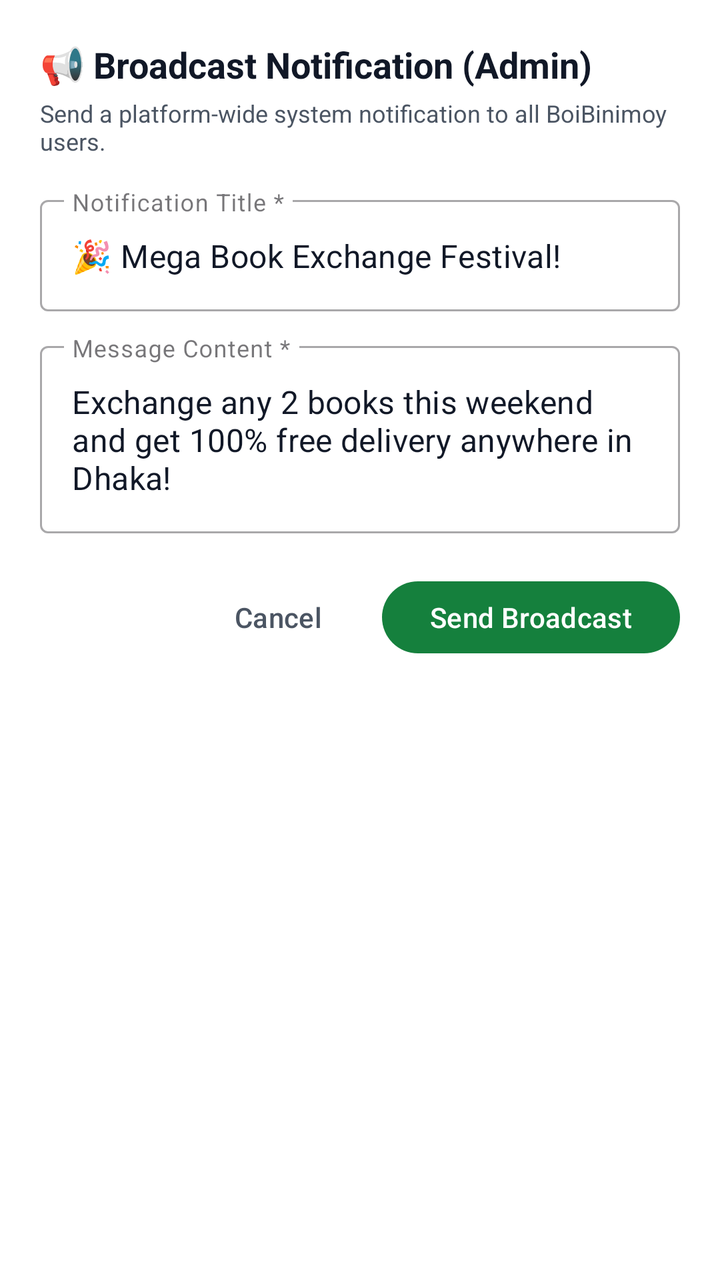
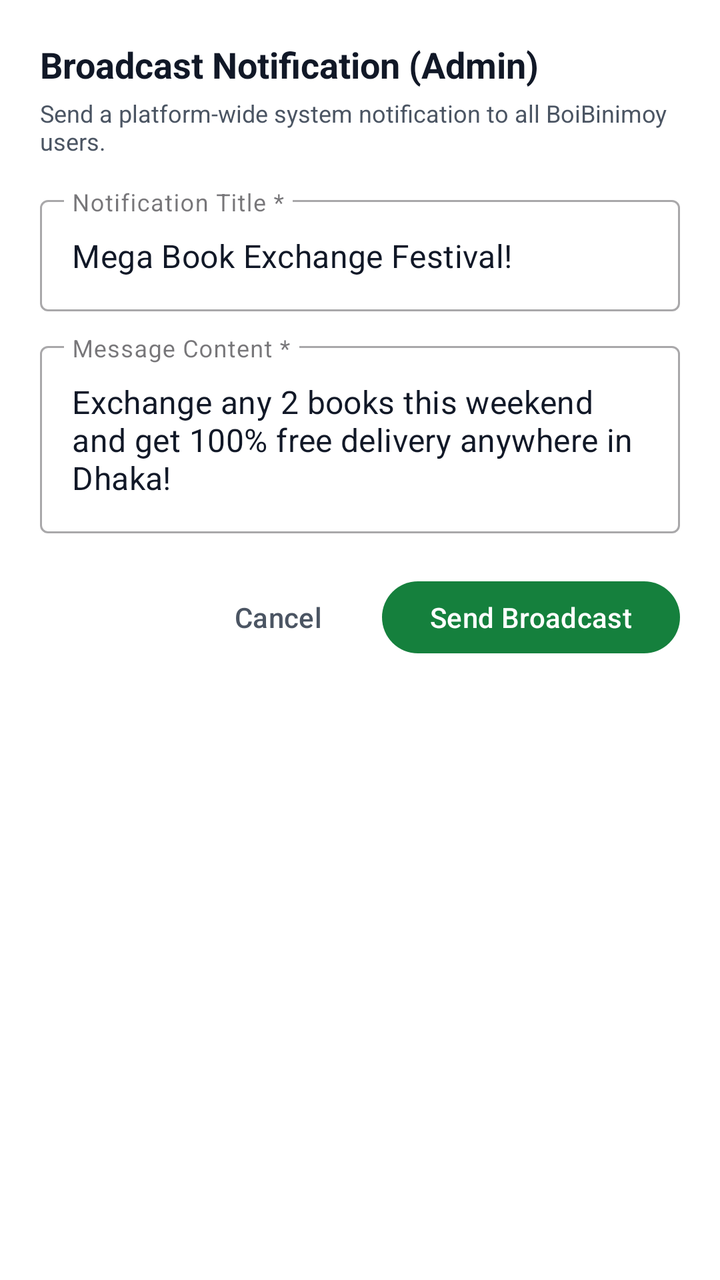

The first picture is an Android layout as it rendered before a commit; the second is the same layout after the commit. The layout source and the unified diff follow.
<!-- AndroidManifest.xml: application theme Theme.BoiBinimoy -->
<!-- res/layout/layout_admin_broadcast_dialog.xml -->
<?xml version="1.0" encoding="utf-8"?>
<LinearLayout xmlns:android="http://schemas.android.com/apk/res/android"
    xmlns:app="http://schemas.android.com/apk/res-auto"
    android:layout_width="match_parent"
    android:layout_height="wrap_content"
    android:orientation="vertical"
    android:padding="20dp"
    android:background="@color/white">

    <TextView
        android:layout_width="wrap_content"
        android:layout_height="wrap_content"
        android:text="📢 Broadcast Notification (Admin)"
        android:textColor="@color/text_primary"
        android:textSize="18sp"
        android:textStyle="bold" />

    <TextView
        android:layout_width="wrap_content"
        android:layout_height="wrap_content"
        android:layout_marginTop="4dp"
        android:text="Send a platform-wide system notification to all BoiBinimoy users."
        android:textColor="@color/text_secondary"
        android:textSize="12sp" />

    <com.google.android.material.textfield.TextInputLayout
        android:layout_width="match_parent"
        android:layout_height="wrap_content"
        android:layout_marginTop="16dp"
        android:hint="Notification Title *"
        style="@style/Widget.MaterialComponents.TextInputLayout.OutlinedBox">

        <com.google.android.material.textfield.TextInputEditText
            android:id="@+id/etAdminNotifTitle"
            android:layout_width="match_parent"
            android:layout_height="wrap_content"
            android:text="🎉 Mega Book Exchange Festival!"
            android:textColor="@color/text_primary" />

    </com.google.android.material.textfield.TextInputLayout>

    <com.google.android.material.textfield.TextInputLayout
        android:layout_width="match_parent"
        android:layout_height="wrap_content"
        android:layout_marginTop="12dp"
        android:hint="Message Content *"
        style="@style/Widget.MaterialComponents.TextInputLayout.OutlinedBox">

        <com.google.android.material.textfield.TextInputEditText
            android:id="@+id/etAdminNotifMsg"
            android:layout_width="match_parent"
            android:layout_height="wrap_content"
            android:lines="3"
            android:text="Exchange any 2 books this weekend and get 100% free delivery anywhere in Dhaka!"
            android:textColor="@color/text_primary" />

    </com.google.android.material.textfield.TextInputLayout>

    <LinearLayout
        android:layout_width="match_parent"
        android:layout_height="wrap_content"
        android:layout_marginTop="20dp"
        android:gravity="end"
        android:orientation="horizontal">

        <com.google.android.material.button.MaterialButton
            android:id="@+id/btnAdminCancelNotif"
            android:layout_width="wrap_content"
            android:layout_height="44dp"
            android:layout_marginEnd="8dp"
            android:text="Cancel"
            android:textColor="@color/text_secondary"
            style="@style/Widget.Material3.Button.TextButton" />

        <com.google.android.material.button.MaterialButton
            android:id="@+id/btnAdminSendNotif"
            android:layout_width="wrap_content"
            android:layout_height="44dp"
            android:text="Send Broadcast"
            android:textColor="@color/white"
            app:cornerRadius="22dp"
            app:backgroundTint="@color/primary_green" />

    </LinearLayout>

</LinearLayout>
<!-- resources referenced by this layout -->
<resources>
  <color name="primary_green">#15803D</color>
  <color name="text_primary">#111827</color>
  <color name="text_secondary">#4B5563</color>
  <color name="white">#FFFFFF</color>
  <style name="Theme.BoiBinimoy" parent="Theme.Material3.DayNight.NoActionBar">
          
          <item name="colorPrimary">@color/primary_green</item>
          <item name="colorPrimaryDark">@color/primary_green_dark</item>
          <item name="colorOnPrimary">@color/white</item>
          <item name="colorSecondary">@color/primary_green_light</item>
          <item name="colorSecondaryVariant">@color/primary_green_dark</item>
          <item name="colorOnSecondary">@color/white</item>
          
          
          <item name="android:statusBarColor">@color/background_light</item>
          <item name="android:windowLightStatusBar">true</item>
          <item name="android:navigationBarColor">@color/white</item>
          <item name="android:windowLightNavigationBar" tools:targetApi="o_mr1">true</item>
          <item name="android:windowBackground">@color/background_light</item>
          <item name="android:fitsSystemWindows">true</item>
      </style>
  <color name="primary_green_dark">#14532D</color>
  <color name="primary_green_light">#22C55E</color>
  <color name="background_light">#F9FAFB</color>
</resources>

<!-- the commit's change to res/layout/layout_admin_broadcast_dialog.xml (unified diff, before → after) -->
@@ -10,7 +10,7 @@
     <TextView
         android:layout_width="wrap_content"
         android:layout_height="wrap_content"
-        android:text="📢 Broadcast Notification (Admin)"
+        android:text="Broadcast Notification (Admin)"
         android:textColor="@color/text_primary"
         android:textSize="18sp"
         android:textStyle="bold" />
@@ -34,7 +34,7 @@
             android:id="@+id/etAdminNotifTitle"
             android:layout_width="match_parent"
             android:layout_height="wrap_content"
-            android:text="🎉 Mega Book Exchange Festival!"
+            android:text="Mega Book Exchange Festival!"
             android:textColor="@color/text_primary" />
 
     </com.google.android.material.textfield.TextInputLayout>
